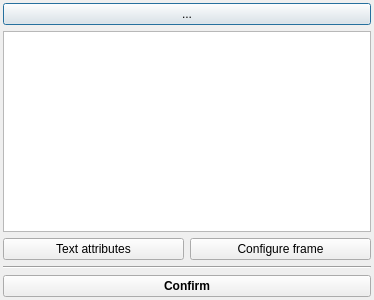
This is ants3bundle/src/ants3/gui/graph/atextpavedialog.ui in andrmor/ANTS3bundle as Qt 5 draws it before an edit. The edited form follows.
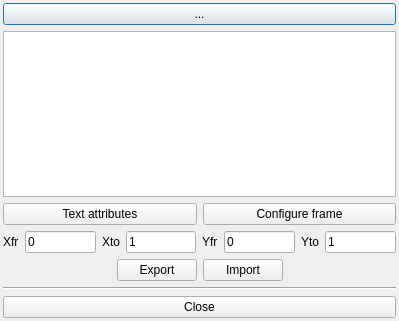
This is the edited form.

The edit to the form file:
```diff
--- a/ants3bundle/src/ants3/gui/graph/atextpavedialog.ui
+++ b/ants3bundle/src/ants3/gui/graph/atextpavedialog.ui
@@ -6,8 +6,8 @@
    <rect>
     <x>0</x>
     <y>0</y>
-    <width>374</width>
-    <height>300</height>
+    <width>399</width>
+    <height>321</height>
    </rect>
   </property>
   <property name="windowTitle">
@@ -57,6 +57,116 @@
      </item>
     </layout>
    </item>
+   <item>
+    <layout class="QHBoxLayout" name="horizontalLayout_3">
+     <property name="topMargin">
+      <number>0</number>
+     </property>
+     <item>
+      <widget class="QLabel" name="label">
+       <property name="text">
+        <string>Xfr</string>
+       </property>
+      </widget>
+     </item>
+     <item>
+      <widget class="QLineEdit" name="ledX0">
+       <property name="text">
+        <string>0</string>
+       </property>
+      </widget>
+     </item>
+     <item>
+      <widget class="QLabel" name="label_2">
+       <property name="text">
+        <string>Xto</string>
+       </property>
+      </widget>
+     </item>
+     <item>
+      <widget class="QLineEdit" name="ledX1">
+       <property name="text">
+        <string>1</string>
+       </property>
+      </widget>
+     </item>
+     <item>
+      <widget class="QLabel" name="label_3">
+       <property name="text">
+        <string>Yfr</string>
+       </property>
+      </widget>
+     </item>
+     <item>
+      <widget class="QLineEdit" name="ledY0">
+       <property name="text">
+        <string>0</string>
+       </property>
+      </widget>
+     </item>
+     <item>
+      <widget class="QLabel" name="label_4">
+       <property name="text">
+        <string>Yto</string>
+       </property>
+      </widget>
+     </item>
+     <item>
+      <widget class="QLineEdit" name="ledY1">
+       <property name="text">
+        <string>1</string>
+       </property>
+      </widget>
+     </item>
+    </layout>
+   </item>
+   <item>
+    <layout class="QHBoxLayout" name="horizontalLayout_4">
+     <property name="topMargin">
+      <number>0</number>
+     </property>
+     <item>
+      <spacer name="horizontalSpacer">
+       <property name="orientation">
+        <enum>Qt::Orientation::Horizontal</enum>
+       </property>
+       <property name="sizeHint" stdset="0">
+        <size>
+         <width>40</width>
+         <height>20</height>
+        </size>
+       </property>
+      </spacer>
+     </item>
+     <item>
+      <widget class="QPushButton" name="pbExport">
+       <property name="text">
+        <string>Export</string>
+       </property>
+      </widget>
+     </item>
+     <item>
+      <widget class="QPushButton" name="pbImport">
+       <property name="text">
+        <string>Import</string>
+       </property>
+      </widget>
+     </item>
+     <item>
+      <spacer name="horizontalSpacer_2">
+       <property name="orientation">
+        <enum>Qt::Orientation::Horizontal</enum>
+       </property>
+       <property name="sizeHint" stdset="0">
+        <size>
+         <width>40</width>
+         <height>20</height>
+        </size>
+       </property>
+      </spacer>
+     </item>
+    </layout>
+   </item>
    <item>
     <widget class="Line" name="line">
      <property name="orientation">
@@ -70,12 +180,11 @@
       <widget class="QPushButton" name="pbConfirm">
        <property name="font">
         <font>
-         <weight>75</weight>
-         <bold>true</bold>
+         <fontweight>DemiBold</fontweight>
         </font>
        </property>
        <property name="text">
-        <string>Confirm</string>
+        <string>Close</string>
        </property>
       </widget>
      </item>
```
Left out of the diff: 2 changed lines with no effect on the pictures.
